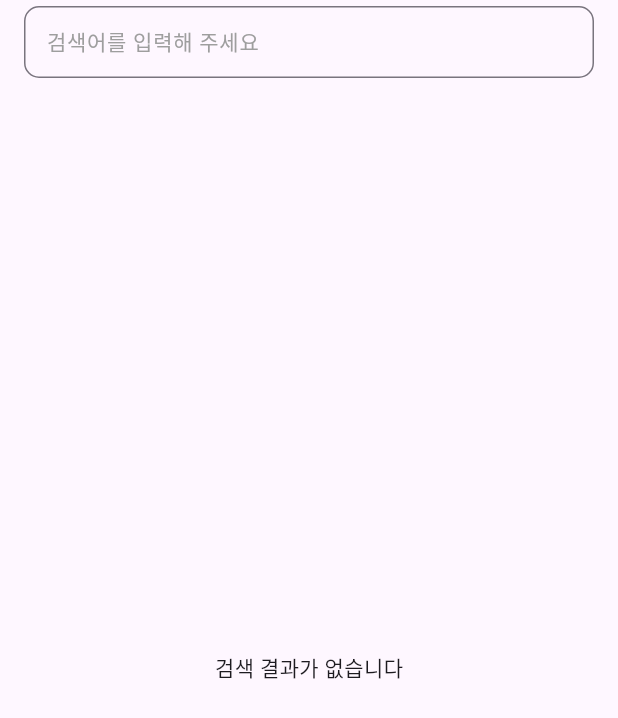
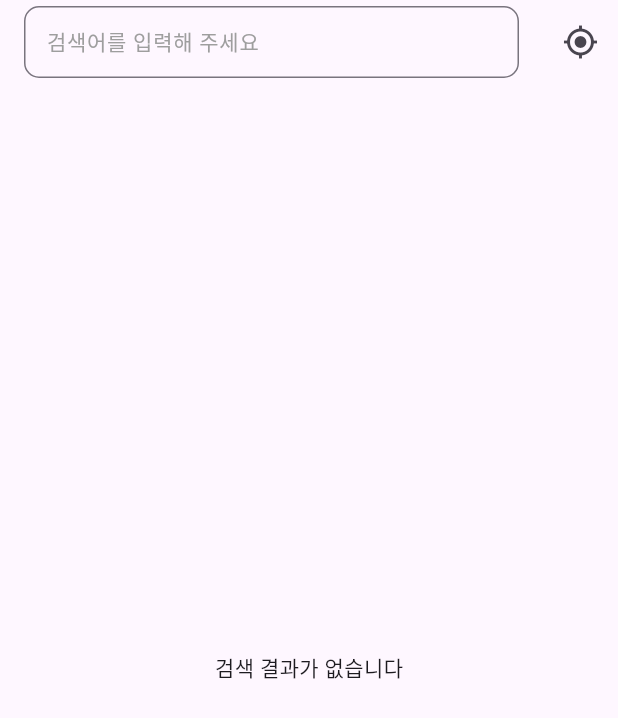
Before and after one commit to seonghoon-02/regional_search_app, a Flutter app: the screen it shows after launch, on a phone screen of 412 x 824 dp. Shown: the top 718 px of the screen. Run offline on Flutter 3.47's test engine with Material 3 defaults, Android fonts, the phone set to English and light mode, and no system bars; our stand-ins replace dio, flutter_riverpod; missing offline and left inert: flutter_inappwebview.

Commit message:
feat: gps 아이콘 추가. geolocator 패키지 설치. gps 권한 설정 추가

```diff
--- a/lib/detail_page.dart
+++ b/lib/detail_page.dart
@@ -8,7 +8,6 @@ class DetailPage extends StatelessWidget {
 
   @override
   Widget build(BuildContext context) {
-    print('ddddddddddddddddd$link');
     if (link == '' || link[4] != 's') {
       return Scaffold(
         appBar: AppBar(),
--- a/lib/home_page.dart
+++ b/lib/home_page.dart
@@ -26,6 +26,17 @@ class _HomePageState extends ConsumerState<HomePage> {
       },
       child: Scaffold(
         appBar: AppBar(
+          actions: [
+            GestureDetector(
+              onTap: () {
+                //ddddddddddddddddd
+              },
+              child: Container(
+                  width: 50,
+                  height: double.infinity,
+                  child: Icon(Icons.gps_fixed)),
+            )
+          ],
           title: TextField(
             onSubmitted: (String query) {
               search(query);
--- a/pubspec.yaml
+++ b/pubspec.yaml
@@ -31,6 +31,7 @@ dependencies:
   flutter:
     sdk: flutter
   dio: ^5.3.0
+  geolocator: ^9.0.0
 
   # The following adds the Cupertino Icons font to your application.
   # Use with the CupertinoIcons class for iOS style icons.
```
Also changed, not shown: pubspec.lock, 2 other files.
